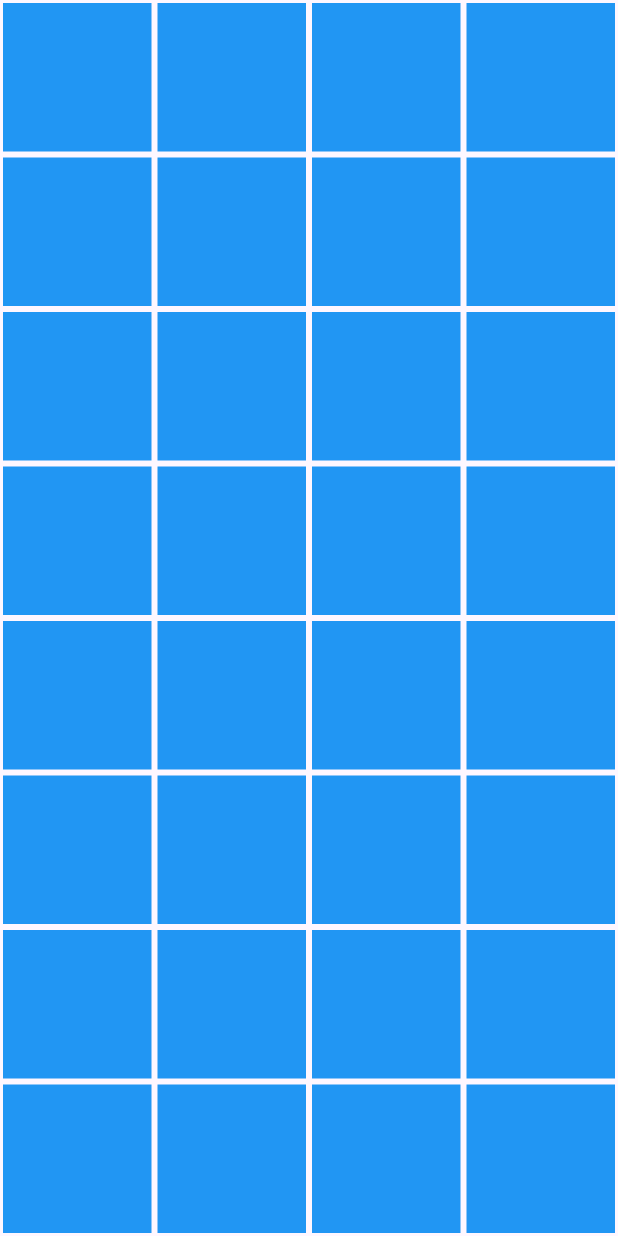
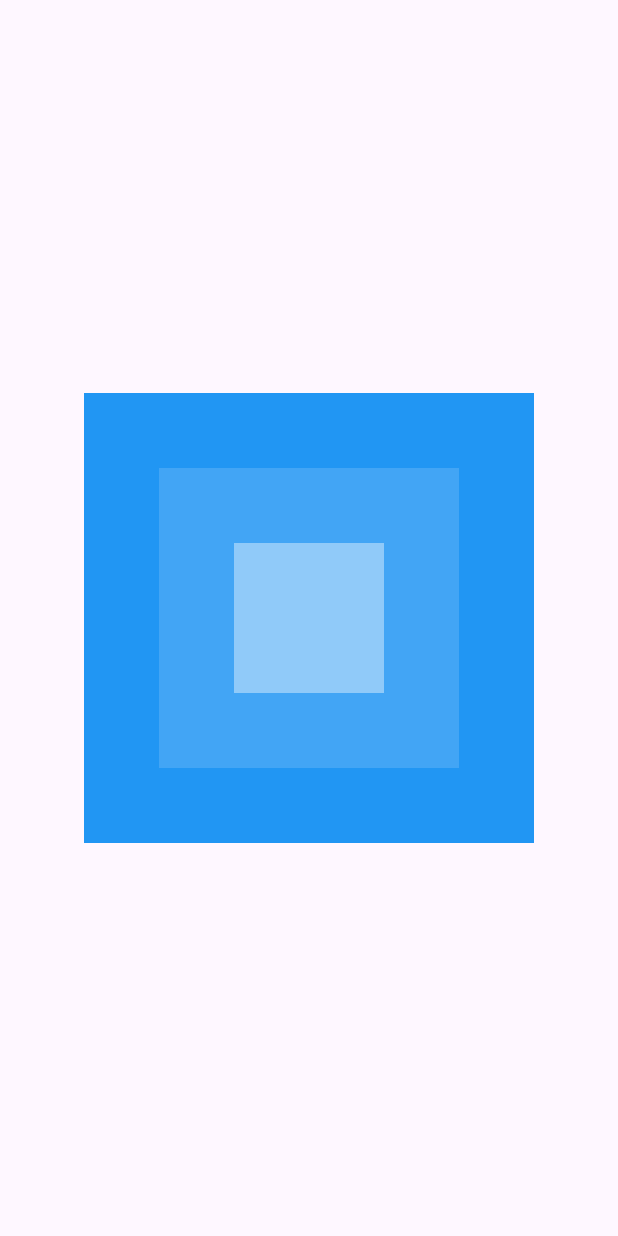
Before and after one commit to Goodvibes74/flutter_application_1, a Flutter app: the screen it shows after launch, on a phone screen of 412 x 824 dp. Run offline on Flutter 3.47's test engine with Material 3 defaults, Android fonts, the phone set to English and light mode, and no system bars.

Commit message:
working in columns and rows - Stacks

```diff
--- a/lib/main.dart
+++ b/lib/main.dart
@@ -18,14 +18,33 @@ class MyApp extends StatelessWidget {
       home: Scaffold(
         backgroundColor: Colors.blueAccent[50],
         body:
-        GridView.builder(
-          itemCount: 64,
-          gridDelegate: SliverGridDelegateWithFixedCrossAxisCount(crossAxisCount: 4),
-          itemBuilder: (context, index) => Container(
-            color: Colors.blue,
-            margin: EdgeInsets.all(2),
-          )  ,
-        ),
+        Center(
+          child: Stack(
+            alignment: Alignment.center,
+            children: [
+              //big box
+              Container(
+                height: 300,
+                width: 300,
+                color: Colors.blue,
+              ),
+
+              //medium box
+              Container(
+                height: 200,
+                width: 200,
+                color: Colors.blue[400],
+              ),
+
+              //tiny box
+              Container(
+                height: 100,
+                width: 100,
+                color: Colors.blue[200],
+              )
+            ],
+          ),
+        )
       ),
     );
   }
```
